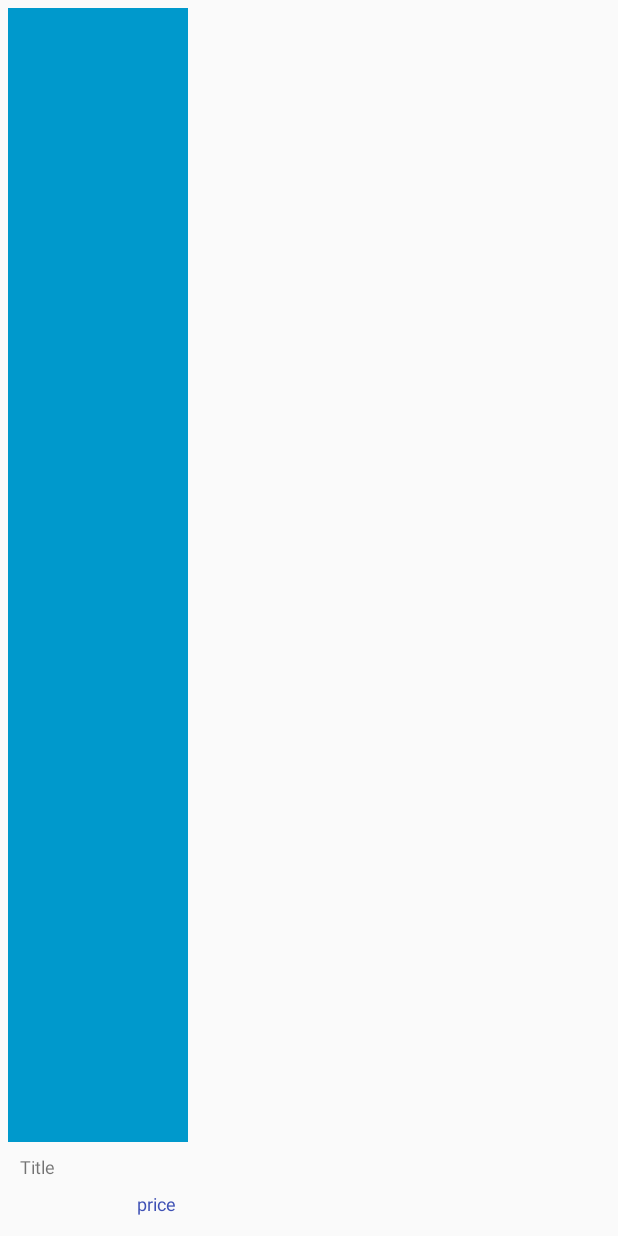
After one commit to dementedapple5/SalleLibrary, an Android app: the layout book_item.xml on its own in the app's theme, with its tools: preview values and no code run, on a phone screen of 412 x 824 dp. The commit adds this screen. Run offline under Robolectric (Android 15) with nearby library versions, the phone set to English and light mode, and no system bars.

Commit message:
Adapters and Layouts for listing books added

```diff
--- /dev/null
+++ b/app/src/main/res/layout/book_item.xml
@@ -0,0 +1,50 @@
+<?xml version="1.0" encoding="utf-8"?>
+<android.support.constraint.ConstraintLayout
+    xmlns:android="http://schemas.android.com/apk/res/android"
+    xmlns:app="http://schemas.android.com/apk/res-auto"
+    android:id="@+id/mConstBook"
+    android:layout_width="120dp"
+    android:layout_height="match_parent"
+    android:layout_margin="5dp">
+
+
+    <ImageView
+        android:id="@+id/mBookImg"
+        android:layout_width="0dp"
+        android:layout_height="0dp"
+        android:layout_marginBottom="8dp"
+        app:layout_constraintBottom_toTopOf="@+id/mBookTitle"
+        app:layout_constraintEnd_toEndOf="parent"
+        app:layout_constraintStart_toStartOf="parent"
+        app:layout_constraintTop_toTopOf="parent"
+        app:srcCompat="@android:color/holo_blue_dark" />
+
+    <TextView
+        android:id="@+id/mBookTitle"
+        android:layout_width="0dp"
+        android:layout_height="wrap_content"
+        android:layout_marginBottom="8dp"
+        android:layout_marginEnd="8dp"
+        android:layout_marginStart="8dp"
+        android:text="Title"
+        android:textSize="12sp"
+        app:layout_constraintBottom_toTopOf="@+id/mBookPrice"
+        app:layout_constraintEnd_toEndOf="parent"
+        app:layout_constraintHorizontal_bias="0.0"
+        app:layout_constraintStart_toStartOf="parent" />
+
+    <TextView
+        android:id="@+id/mBookPrice"
+        android:layout_width="0dp"
+        android:layout_height="wrap_content"
+        android:layout_marginBottom="8dp"
+        android:layout_marginEnd="8dp"
+        android:layout_marginStart="8dp"
+        android:text="price"
+        android:textSize="12sp"
+        android:textAlignment="textEnd"
+        android:textColor="@color/colorPrimary"
+        app:layout_constraintBottom_toBottomOf="parent"
+        app:layout_constraintEnd_toEndOf="parent"
+        app:layout_constraintStart_toStartOf="parent" />
+</android.support.constraint.ConstraintLayout>
```
Also changed, not shown: app/src/main/java/com/example/dementedapple5/sallelibrary/mainmenu/BookAdapter.kt (added, +38 -0 lines), app/src/main/java/com/example/dementedapple5/sallelibrary/mainmenu/BookShelfAdapter.kt (added, +40 -0 lines), app/src/main/java/com/example/dementedapple5/sallelibrary/mainmenu/GenreItemAdapter.kt (deleted, +0 -41 lines), app/src/main/java/com/example/dementedapple5/sallelibrary/mainmenu/MainMenuActivity.kt (+53 -3 lines), app/src/main/java/com/example/dementedapple5/sallelibrary/models/Book.kt (added, +7 -0 lines), app/src/main/java/com/example/dementedapple5/sallelibrary/models/BookShelf.kt (added, +7 -0 lines), app/src/main/java/com/example/dementedapple5/sallelibrary/models/Genre.kt (deleted, +0 -8 lines), app/src/main/res/layout/activity_main_menu.xml (+12 -5 lines), app/src/main/res/layout/book_shelf_item.xml (added, +32 -0 lines), app/src/main/res/layout/genre_item.xml (deleted, +0 -35 lines).
